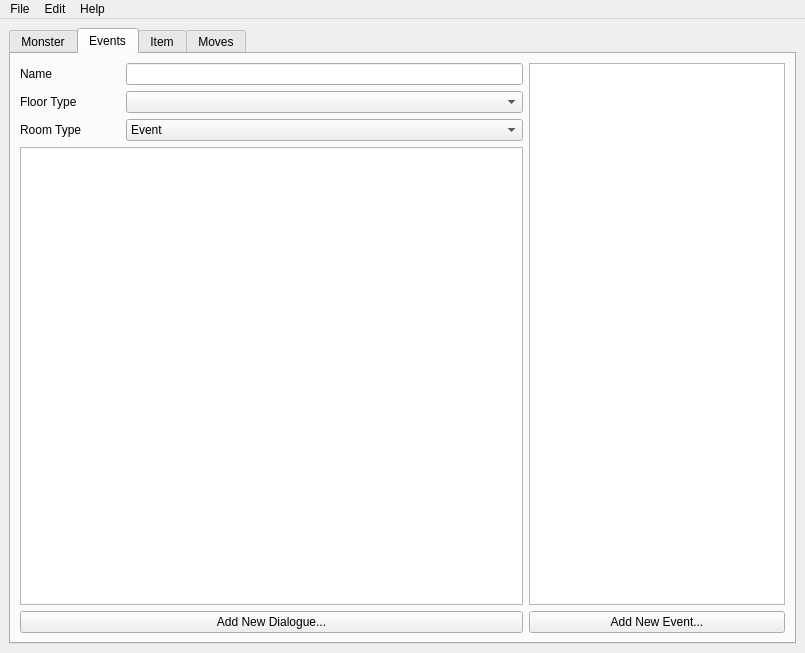
First picture: the form in editor/ui/editor.ui, repository SodaCookie/rpeg, before the edit.
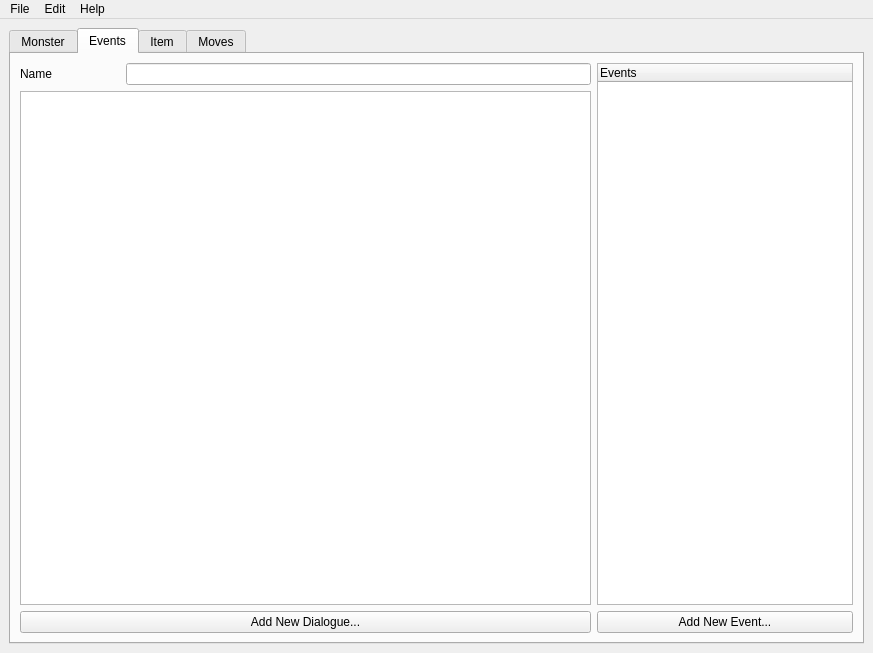
Second picture: the form after the edit. The open tabs and pages were chosen to show the change.

Commit message:
Refactored Scenario Editor to have a tree view. Fixed various bugs in the scenario editor code. Added a "New Event" dialogue.
This is a quality of life change applied to the editor: Refactoring the list views of the Scenario Editor to be presented as trees.
Improved the data model of the internal editor.

What changed in the file:
```diff
--- a/editor/ui/editor.ui
+++ b/editor/ui/editor.ui
@@ -6,7 +6,7 @@
    <rect>
     <x>0</x>
     <y>0</y>
-    <width>805</width>
+    <width>873</width>
     <height>653</height>
    </rect>
   </property>
@@ -422,92 +422,6 @@
             </item>
            </layout>
           </item>
-          <item>
-           <layout class="QHBoxLayout" name="horizontalLayout_11">
-            <item>
-             <widget class="QLabel" name="label_6">
-              <property name="sizePolicy">
-               <sizepolicy hsizetype="Fixed" vsizetype="Preferred">
-                <horstretch>0</horstretch>
-                <verstretch>0</verstretch>
-               </sizepolicy>
-              </property>
-              <property name="minimumSize">
-               <size>
-                <width>100</width>
-                <height>0</height>
-               </size>
-              </property>
-              <property name="text">
-               <string>Floor Type</string>
-              </property>
-             </widget>
-            </item>
-            <item>
-             <widget class="QComboBox" name="eventFloorType">
-              <property name="sizePolicy">
-               <sizepolicy hsizetype="Expanding" vsizetype="Fixed">
-                <horstretch>0</horstretch>
-                <verstretch>0</verstretch>
-               </sizepolicy>
-              </property>
-             </widget>
-            </item>
-           </layout>
-          </item>
-          <item>
-           <layout class="QHBoxLayout" name="horizontalLayout_12">
-            <item>
-             <widget class="QLabel" name="label_7">
-              <property name="sizePolicy">
-               <sizepolicy hsizetype="Fixed" vsizetype="Preferred">
-                <horstretch>0</horstretch>
-                <verstretch>0</verstretch>
-               </sizepolicy>
-              </property>
-              <property name="minimumSize">
-               <size>
-                <width>100</width>
-                <height>0</height>
-               </size>
-              </property>
-              <property name="text">
-               <string>Room Type</string>
-              </property>
-             </widget>
-            </item>
-            <item>
-             <widget class="QComboBox" name="eventRoomType">
-              <property name="sizePolicy">
-               <sizepolicy hsizetype="Expanding" vsizetype="Fixed">
-                <horstretch>0</horstretch>
-                <verstretch>0</verstretch>
-               </sizepolicy>
-              </property>
-              <item>
-               <property name="text">
-                <string>Event</string>
-               </property>
-              </item>
-              <item>
-               <property name="text">
-                <string>Entrance</string>
-               </property>
-              </item>
-              <item>
-               <property name="text">
-                <string>Exit</string>
-               </property>
-              </item>
-              <item>
-               <property name="text">
-                <string>Monster</string>
-               </property>
-              </item>
-             </widget>
-            </item>
-           </layout>
-          </item>
           <item>
            <widget class="QListWidget" name="dialogueList"/>
           </item>
@@ -523,16 +437,15 @@
         <item>
          <layout class="QVBoxLayout" name="verticalLayout_13">
           <item>
-           <widget class="QListWidget" name="eventList">
-            <property name="batchSize">
-             <number>100</number>
+           <widget class="QTreeWidget" name="eventList">
+            <property name="contextMenuPolicy">
+             <enum>Qt::CustomContextMenu</enum>
             </property>
-            <property name="selectionRectVisible">
-             <bool>false</bool>
-            </property>
-            <property name="currentRow">
-             <number>-1</number>
-            </property>
+            <column>
+             <property name="text">
+              <string>Events</string>
+             </property>
+            </column>
            </widget>
           </item>
           <item>
@@ -1312,8 +1225,8 @@
     <rect>
      <x>0</x>
      <y>0</y>
-     <width>805</width>
-     <height>21</height>
+     <width>873</width>
+     <height>22</height>
     </rect>
    </property>
    <widget class="QMenu" name="menuFile">
```
Left out of the diff: 2 changed lines with no effect on the pictures. The commit also changes 8 other files.
